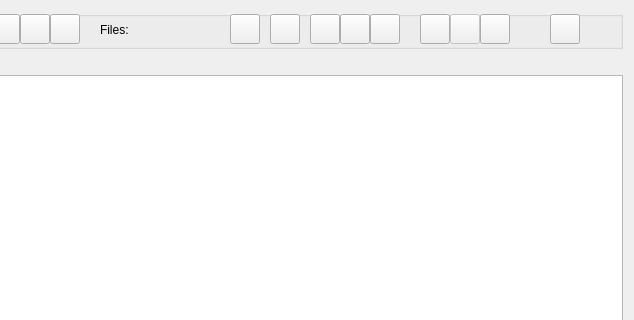
First picture: the form in src/GUI_UIs/ui_dialog_manage_files.ui, repository ccbogel/QualCoder, before the edit; both pictures show x 171 to 805 and y 0 to 320 of the 805 by 538 pixel window.
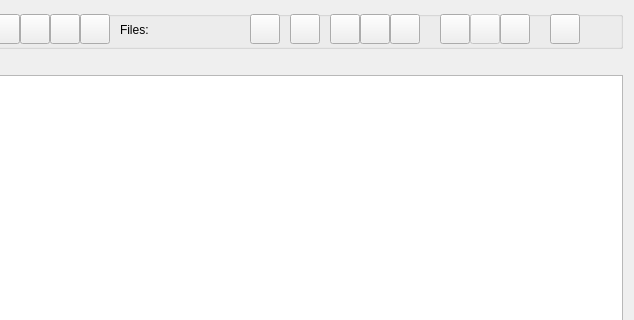
Second picture: the form after the edit.

Commit message:
Mark speakers: Add toolbar button to manage_files
+ correcting a typo in the tooltip in dialog_code_text

```diff
--- a/src/GUI_UIs/ui_dialog_manage_files.ui
+++ b/src/GUI_UIs/ui_dialog_manage_files.ui
@@ -66,7 +66,7 @@
      <widget class="QPushButton" name="pushButton_export">
       <property name="geometry">
        <rect>
-        <x>430</x>
+        <x>450</x>
         <y>3</y>
         <width>30</width>
         <height>30</height>
@@ -84,7 +84,7 @@
      <widget class="QPushButton" name="pushButton_delete">
       <property name="geometry">
        <rect>
-        <x>640</x>
+        <x>660</x>
         <y>3</y>
         <width>30</width>
         <height>30</height>
@@ -181,7 +181,7 @@
      <widget class="QPushButton" name="pushButton_export_attributes">
       <property name="geometry">
        <rect>
-        <x>390</x>
+        <x>410</x>
         <y>3</y>
         <width>30</width>
         <height>30</height>
@@ -213,7 +213,7 @@
      <widget class="QLabel" name="label_fcount">
       <property name="geometry">
        <rect>
-        <x>260</x>
+        <x>280</x>
         <y>6</y>
         <width>121</width>
         <height>26</height>
@@ -229,7 +229,7 @@
       </property>
       <property name="geometry">
        <rect>
-        <x>610</x>
+        <x>630</x>
         <y>3</y>
         <width>30</width>
         <height>30</height>
@@ -245,7 +245,7 @@
      <widget class="QPushButton" name="pushButton_bulk_rename">
       <property name="geometry">
        <rect>
-        <x>580</x>
+        <x>600</x>
         <y>3</y>
         <width>30</width>
         <height>30</height>
@@ -261,7 +261,7 @@
      <widget class="QPushButton" name="pushButton_display_save">
       <property name="geometry">
        <rect>
-        <x>500</x>
+        <x>520</x>
         <y>3</y>
         <width>30</width>
         <height>30</height>
@@ -277,7 +277,7 @@
      <widget class="QPushButton" name="pushButton_display_load">
       <property name="geometry">
        <rect>
-        <x>470</x>
+        <x>490</x>
         <y>3</y>
         <width>30</width>
         <height>30</height>
@@ -293,7 +293,7 @@
      <widget class="QPushButton" name="pushButton_display_delete">
       <property name="geometry">
        <rect>
-        <x>530</x>
+        <x>550</x>
         <y>3</y>
         <width>30</width>
         <height>30</height>
@@ -332,6 +332,26 @@
        <string/>
       </property>
      </widget>
+     <widget class="QPushButton" name="pushButton_mark_speakers">
+      <property name="geometry">
+       <rect>
+        <x>240</x>
+        <y>3</y>
+        <width>30</width>
+        <height>30</height>
+       </rect>
+      </property>
+      <property name="toolTip">
+       <string>Mark speakers.
+Limited to names up to 63 characters long. 
+The name must be at the start of a new line.
+Formatted like below for name detection.
+&quot;Name:&quot;, &quot;{Name}, or &quot;[Name]&quot;</string>
+      </property>
+      <property name="text">
+       <string/>
+      </property>
+     </widget>
     </widget>
    </item>
    <item row="3" column="0">
```
The commit also changes 4 other files.
